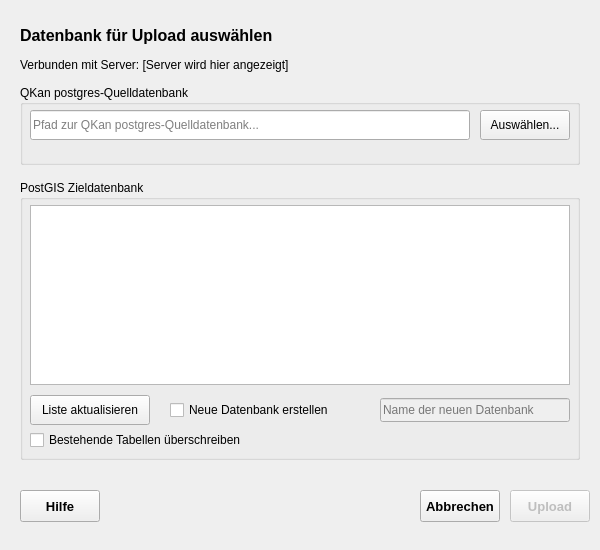
Before: the Qt Designer form qkan/uploadPostgis/res/uploadPostgis_database_dialog.ui in SonkeHoffmann/QKan-1, drawn with Qt 5.
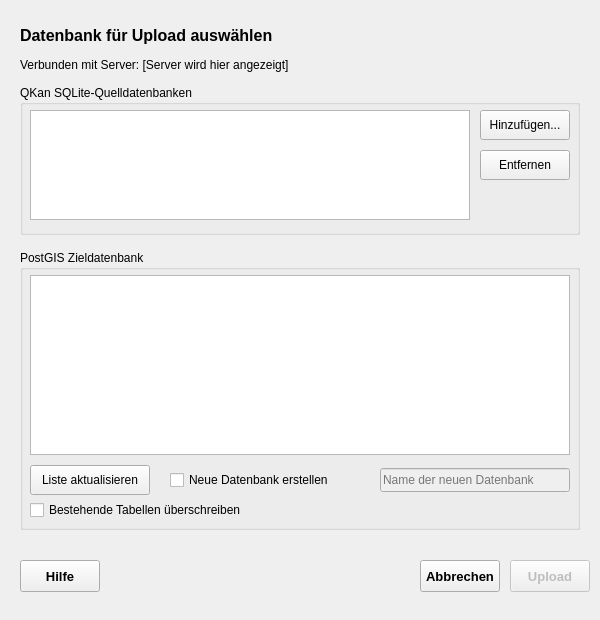
After: the same form once the commit is applied.

Commit message: tried to fix the upload function but still is  not in a running version. played a bit with the icon

```diff
--- a/qkan/uploadPostgis/res/uploadPostgis_database_dialog.ui
+++ b/qkan/uploadPostgis/res/uploadPostgis_database_dialog.ui
@@ -7,13 +7,13 @@
     <x>0</x>
     <y>0</y>
     <width>600</width>
-    <height>550</height>
+    <height>620</height>
    </rect>
   </property>
   <property name="minimumSize">
    <size>
     <width>600</width>
-    <height>550</height>
+    <height>620</height>
    </size>
   </property>
   <property name="font">
@@ -74,24 +74,24 @@
      <x>20</x>
      <y>85</y>
      <width>560</width>
-     <height>80</height>
+     <height>150</height>
     </rect>
    </property>
    <property name="title">
-    <string>QKan postgres-Quelldatenbank</string>
+    <string>QKan SQLite-Quelldatenbanken</string>
    </property>
    
-   <widget class="QLineEdit" name="le_database_file">
+   <widget class="QListWidget" name="listWidget_source_files">
     <property name="geometry">
      <rect>
       <x>10</x>
       <y>25</y>
       <width>440</width>
-      <height>30</height>
+      <height>110</height>
      </rect>
     </property>
-    <property name="placeholderText">
-     <string>Pfad zur QKan postgres-Quelldatenbank...</string>
+    <property name="toolTip">
+     <string>Ausgewählte Quelldatenbanken für den Upload</string>
     </property>
    </widget>
    
@@ -105,7 +105,27 @@
      </rect>
     </property>
     <property name="text">
-     <string>Auswählen...</string>
+     <string>Hinzufügen...</string>
+    </property>
+    <property name="toolTip">
+     <string>Wählen Sie eine oder mehrere QKan-Datenbanken aus</string>
+    </property>
+   </widget>
+   
+   <widget class="QPushButton" name="pb_remove_file">
+    <property name="geometry">
+     <rect>
+      <x>460</x>
+      <y>65</y>
+      <width>90</width>
+      <height>30</height>
+     </rect>
+    </property>
+    <property name="text">
+     <string>Entfernen</string>
+    </property>
+    <property name="toolTip">
+     <string>Ausgewählte Datei aus der Liste entfernen</string>
     </property>
    </widget>
   </widget>
@@ -114,7 +134,7 @@
    <property name="geometry">
     <rect>
      <x>20</x>
-     <y>180</y>
+     <y>250</y>
      <width>560</width>
      <height>280</height>
     </rect>
@@ -198,7 +218,7 @@
    <property name="geometry">
     <rect>
      <x>20</x>
-     <y>490</y>
+     <y>560</y>
      <width>80</width>
      <height>32</height>
     </rect>
@@ -220,7 +240,7 @@
    <property name="geometry">
     <rect>
      <x>420</x>
-     <y>490</y>
+     <y>560</y>
      <width>80</width>
      <height>32</height>
     </rect>
@@ -242,7 +262,7 @@
    <property name="geometry">
     <rect>
      <x>510</x>
-     <y>490</y>
+     <y>560</y>
      <width>80</width>
      <height>32</height>
     </rect>
```
The commit also changes 8 other files.
